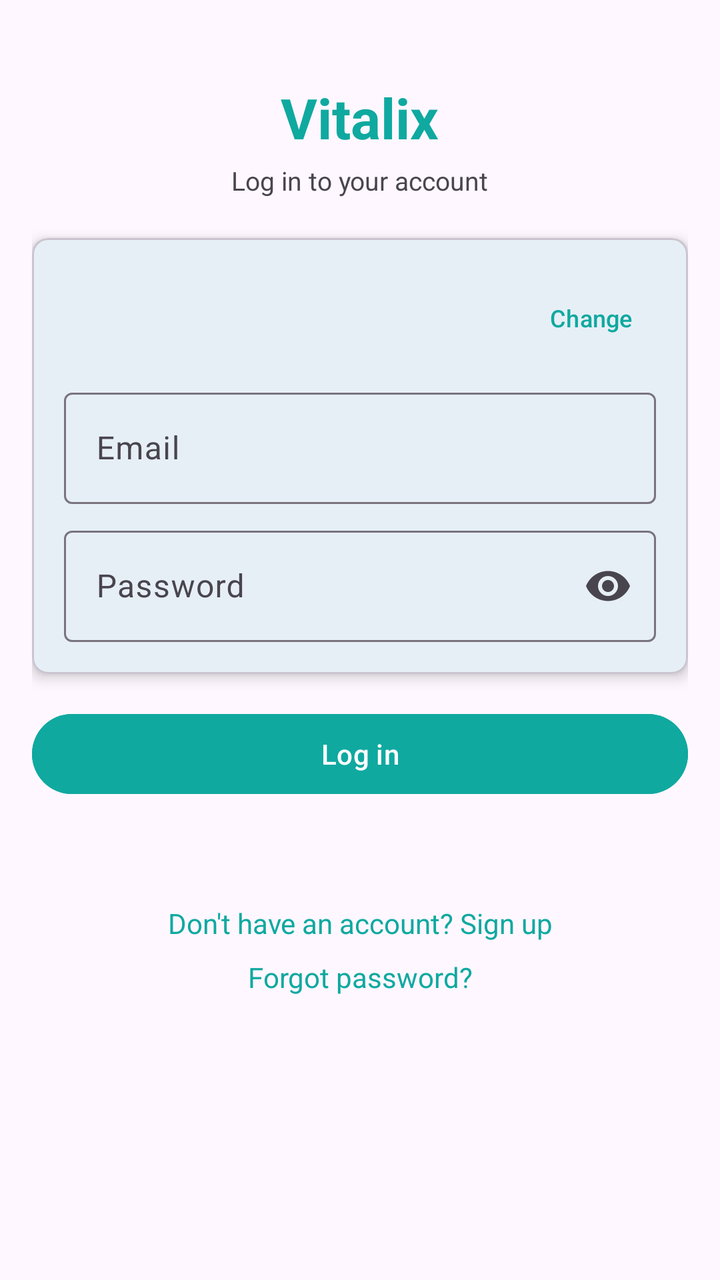
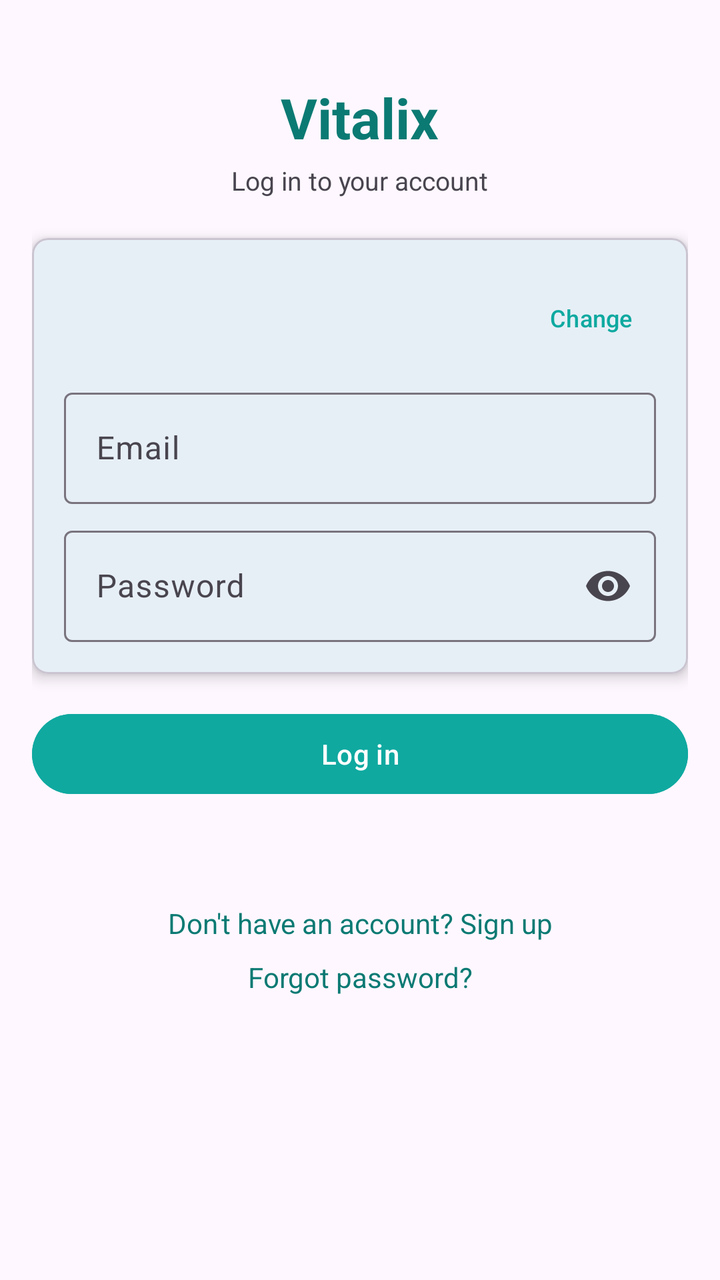

Two renders of the same Android screen: before a commit and after it. Below are the layout's source before the change and the commit's diff.
<!-- AndroidManifest.xml: activity theme Theme.Vitalix -->
<!-- res/layout/activity_login.xml -->
<?xml version="1.0" encoding="utf-8"?>
<ScrollView xmlns:android="http://schemas.android.com/apk/res/android"
    xmlns:app="http://schemas.android.com/apk/res-auto"
    android:layout_width="match_parent"
    android:layout_height="match_parent"
    android:padding="16dp">

    <LinearLayout
        android:layout_width="match_parent"
        android:layout_height="wrap_content"
        android:orientation="vertical">

        <TextView
            android:layout_width="wrap_content"
            android:layout_height="wrap_content"
            android:layout_gravity="center_horizontal"
            android:layout_marginTop="24dp"
            android:layout_marginBottom="4dp"
            android:text="Vitalix"
            android:textColor="@color/vital_teal"
            android:textSize="28sp"
            android:textStyle="bold" />

        <TextView
            android:layout_width="wrap_content"
            android:layout_height="wrap_content"
            android:layout_gravity="center_horizontal"
            android:layout_marginBottom="20dp"
            android:text="Log in to your account"
            android:textSize="13sp" />

        <com.google.android.material.card.MaterialCardView
            android:layout_width="match_parent"
            android:layout_height="wrap_content"
            android:layout_marginBottom="16dp"
            app:cardCornerRadius="8dp"
            app:cardElevation="4dp">

            <LinearLayout
                android:layout_width="match_parent"
                android:layout_height="wrap_content"
                android:orientation="vertical"
                android:padding="16dp">

                <LinearLayout
                    android:layout_width="match_parent"
                    android:layout_height="wrap_content"
                    android:layout_marginBottom="8dp"
                    android:gravity="center_vertical"
                    android:orientation="horizontal">

                    <TextView
                        android:id="@+id/txtServerUrl"
                        android:layout_width="0dp"
                        android:layout_height="wrap_content"
                        android:layout_weight="1"
                        android:ellipsize="middle"
                        android:singleLine="true"
                        android:textSize="12sp" />

                    <Button
                        android:id="@+id/btnChangeServerUrl"
                        style="?attr/borderlessButtonStyle"
                        android:layout_width="wrap_content"
                        android:layout_height="wrap_content"
                        android:minWidth="0dp"
                        android:text="Change"
                        android:textSize="12sp" />
                </LinearLayout>

                <com.google.android.material.textfield.TextInputLayout
                    style="@style/Widget.Material3.TextInputLayout.OutlinedBox"
                    android:layout_width="match_parent"
                    android:layout_height="wrap_content"
                    android:layout_marginBottom="8dp"
                    android:hint="Email">

                    <com.google.android.material.textfield.TextInputEditText
                        android:id="@+id/editEmail"
                        android:layout_width="match_parent"
                        android:layout_height="wrap_content"
                        android:inputType="textEmailAddress" />
                </com.google.android.material.textfield.TextInputLayout>

                <com.google.android.material.textfield.TextInputLayout
                    style="@style/Widget.Material3.TextInputLayout.OutlinedBox"
                    android:layout_width="match_parent"
                    android:layout_height="wrap_content"
                    android:hint="Password"
                    app:endIconMode="password_toggle">

                    <com.google.android.material.textfield.TextInputEditText
                        android:id="@+id/editPassword"
                        android:layout_width="match_parent"
                        android:layout_height="wrap_content"
                        android:inputType="textPassword" />
                </com.google.android.material.textfield.TextInputLayout>

            </LinearLayout>
        </com.google.android.material.card.MaterialCardView>

        <Button
            android:id="@+id/btnLogin"
            android:layout_width="match_parent"
            android:layout_height="wrap_content"
            android:layout_marginBottom="8dp"
            android:backgroundTint="@color/vital_teal"
            android:text="Log in"
            android:textColor="@color/white" />

        <com.google.android.material.progressindicator.CircularProgressIndicator
            android:id="@+id/progressLogin"
            android:layout_width="wrap_content"
            android:layout_height="wrap_content"
            android:layout_gravity="center_horizontal"
            android:layout_marginTop="8dp"
            android:indeterminate="true"
            android:visibility="gone" />

        <TextView
            android:id="@+id/txtStatus"
            android:layout_width="match_parent"
            android:layout_height="wrap_content"
            android:layout_marginTop="8dp"
            android:layout_marginBottom="16dp"
            android:textAlignment="center"
            android:textColor="@color/error_red" />

        <TextView
            android:id="@+id/linkSignup"
            android:layout_width="match_parent"
            android:layout_height="wrap_content"
            android:layout_marginBottom="8dp"
            android:text="Don't have an account? Sign up"
            android:textAlignment="center"
            android:textColor="@color/vital_teal" />

        <TextView
            android:id="@+id/linkForgot"
            android:layout_width="match_parent"
            android:layout_height="wrap_content"
            android:text="Forgot password?"
            android:textAlignment="center"
            android:textColor="@color/vital_teal" />

    </LinearLayout>
</ScrollView>
<!-- resources referenced by this layout -->
<resources>
  <color name="error_red">#B91C1C</color>
  <color name="vital_teal">#0FA9A0</color>
  <color name="white">#FFFFFFFF</color>
  <style name="Theme.Vitalix" parent="Base.Theme.Vitalix" />
  <style name="Base.Theme.Vitalix" parent="Theme.Material3.DayNight.NoActionBar">
          <item name="colorPrimary">@color/vital_teal</item>
          <item name="colorOnPrimary">@color/white</item>
          <item name="colorSecondary">@color/pulse_green</item>
          <item name="colorOnSecondary">@color/black</item>
      </style>
  <color name="pulse_green">#34D399</color>
  <color name="black">#FF000000</color>
</resources>

<!-- the commit's change to res/layout/activity_login.xml (unified diff, before → after) -->
@@ -17,7 +17,7 @@
             android:layout_marginTop="24dp"
             android:layout_marginBottom="4dp"
             android:text="Vitalix"
-            android:textColor="@color/vital_teal"
+            android:textColor="@color/vital_teal_text"
             android:textSize="28sp"
             android:textStyle="bold" />
 
@@ -133,7 +133,7 @@
             android:layout_marginBottom="8dp"
             android:text="Don't have an account? Sign up"
             android:textAlignment="center"
-            android:textColor="@color/vital_teal" />
+            android:textColor="@color/vital_teal_text" />
 
         <TextView
             android:id="@+id/linkForgot"
@@ -141,7 +141,7 @@
             android:layout_height="wrap_content"
             android:text="Forgot password?"
             android:textAlignment="center"
-            android:textColor="@color/vital_teal" />
+            android:textColor="@color/vital_teal_text" />
 
     </LinearLayout>
 </ScrollView>
<!-- resource entries referenced after the edit -->
@@ -2,6 +2,7 @@
 <resources>
   <color name="error_red">#B91C1C</color>
   <color name="vital_teal">#0FA9A0</color>
+  <color name="vital_teal_text">#0B7A73</color>
   <color name="white">#FFFFFFFF</color>
   <style name="Theme.Vitalix" parent="Base.Theme.Vitalix" />
   <style name="Base.Theme.Vitalix" parent="Theme.Material3.DayNight.NoActionBar">
